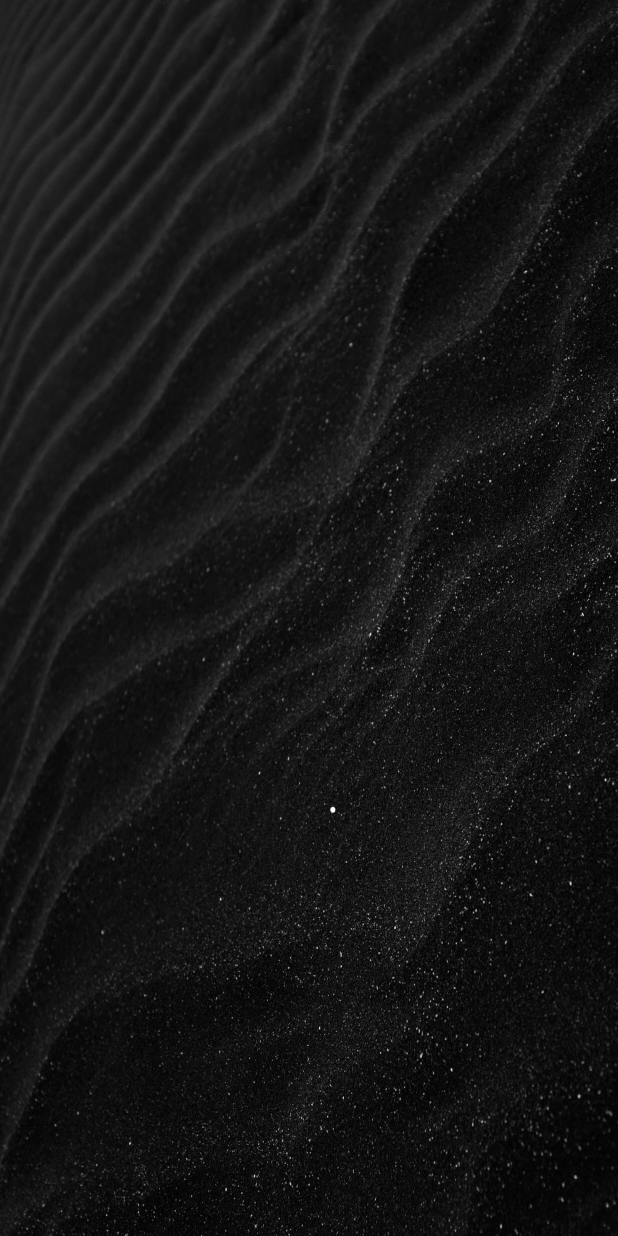
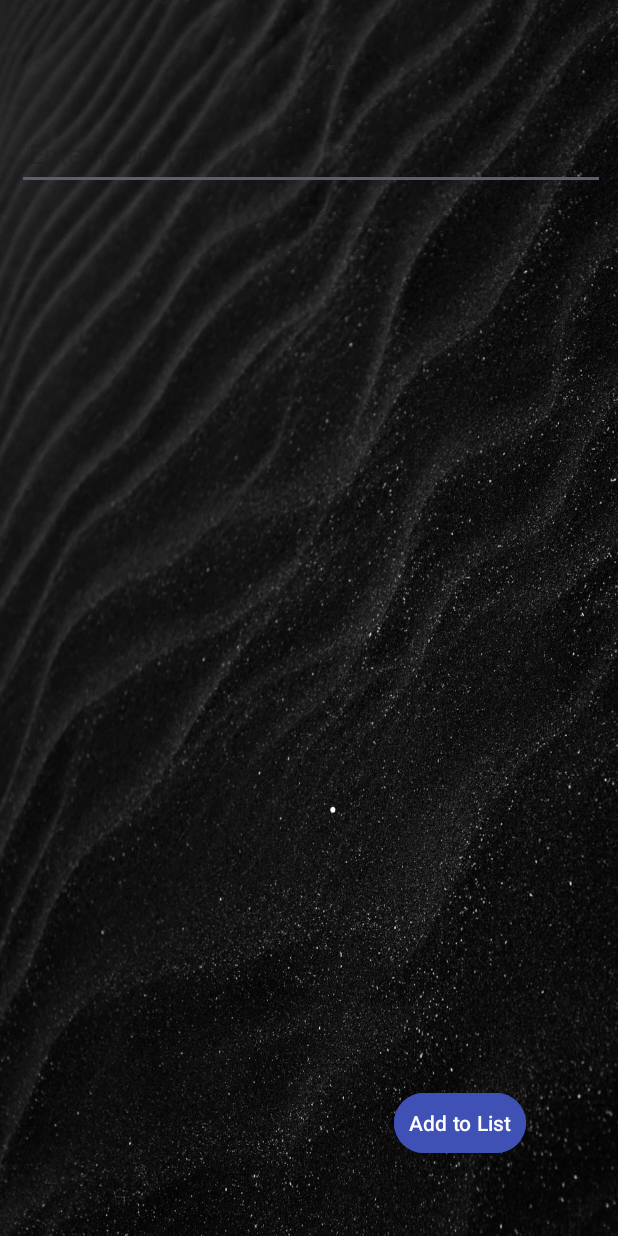
Before and after one commit to fionnseville/MSDAPP, an Android app: the TrackCaloriesActivity screen opened directly, with no data from a screen before it, on a phone screen of 412 x 824 dp. Run offline under Robolectric (Android 15) with nearby library versions, the phone set to English and light mode, and no system bars.

Commit message:
Main structure complete on xml

```diff
--- a/app/build.gradle.kts
+++ b/app/build.gradle.kts
@@ -38,6 +38,7 @@ dependencies {
     implementation("androidx.constraintlayout:constraintlayout:2.1.4")
     implementation("androidx.room:room-common:2.6.0")
     implementation("androidx.room:room-runtime:2.6.0")
+    implementation("com.google.android.gms:play-services-maps:18.2.0")
     testImplementation("junit:junit:4.13.2")
     androidTestImplementation("androidx.test.ext:junit:1.1.5")
     androidTestImplementation("androidx.test.espresso:espresso-core:3.5.1")
--- a/app/src/main/AndroidManifest.xml
+++ b/app/src/main/AndroidManifest.xml
@@ -3,6 +3,8 @@
     xmlns:tools="http://schemas.android.com/tools">
     <uses-permission android:name="android.permission.CAMERA" />
     <uses-feature android:name="android.hardware.camera" android:required="true" />
+    <uses-permission android:name="android.permission.ACCESS_FINE_LOCATION" />
+    <uses-permission android:name="android.permission.ACCESS_COARSE_LOCATION" />
     <application
         android:allowBackup="true"
         android:dataExtractionRules="@xml/data_extraction_rules"
--- a/app/src/main/res/layout/health_advice.xml
+++ b/app/src/main/res/layout/health_advice.xml
@@ -26,6 +26,7 @@
         android:id="@+id/buttonShowNextFact"
         android:layout_width="226dp"
         android:layout_height="106dp"
+        android:backgroundTint="#3F51B5"
         android:text="Show Next Fact"
         app:layout_constraintBottom_toBottomOf="parent"
         app:layout_constraintEnd_toEndOf="parent"
--- a/app/src/main/res/layout/track_calories_activity.xml
+++ b/app/src/main/res/layout/track_calories_activity.xml
@@ -7,4 +7,48 @@
     android:background="@drawable/standard_background"
     tools:context=".SecondActivity">
 
+
+    <EditText
+        android:id="@+id/editTextFoodItem"
+        android:layout_width="392dp"
+        android:layout_height="48dp"
+        android:hint="Enter food item"
+        android:inputType="textPersonName"
+        android:padding="8dp"
+        android:textColor="@color/white"
+        app:layout_constraintBottom_toBottomOf="parent"
+        app:layout_constraintEnd_toEndOf="parent"
+        app:layout_constraintHorizontal_bias="0.578"
+        app:layout_constraintStart_toStartOf="parent"
+        app:layout_constraintTop_toTopOf="parent"
+        app:layout_constraintVertical_bias="0.101" />
+
+    <Button
+        android:id="@+id/buttonAddFoodItem"
+        android:layout_width="wrap_content"
+        android:layout_height="wrap_content"
+        android:layout_gravity="center_horizontal"
+        android:layout_marginTop="340dp"
+        android:backgroundTint="#3F51B5"
+        android:padding="8dp"
+        android:text="Add to List"
+        android:textColor="@color/white"
+        app:layout_constraintBottom_toBottomOf="parent"
+        app:layout_constraintEnd_toEndOf="parent"
+        app:layout_constraintHorizontal_bias="0.811"
+        app:layout_constraintStart_toStartOf="parent"
+        app:layout_constraintTop_toTopOf="parent"
+        app:layout_constraintVertical_bias="0.883" />
+
+    <androidx.recyclerview.widget.RecyclerView
+        android:id="@+id/recyclerViewFoodList"
+        android:layout_width="389dp"
+        android:layout_height="467dp"
+        android:layout_weight="1"
+        android:padding="4dp"
+        app:layout_constraintBottom_toBottomOf="parent"
+        app:layout_constraintEnd_toEndOf="parent"
+        app:layout_constraintStart_toStartOf="parent"
+        app:layout_constraintTop_toTopOf="parent" />
+
 </androidx.constraintlayout.widget.ConstraintLayout>
```
Also changed, not shown: app/src/main/res/layout/find_gym_activity.xml (+27 -0 lines).
